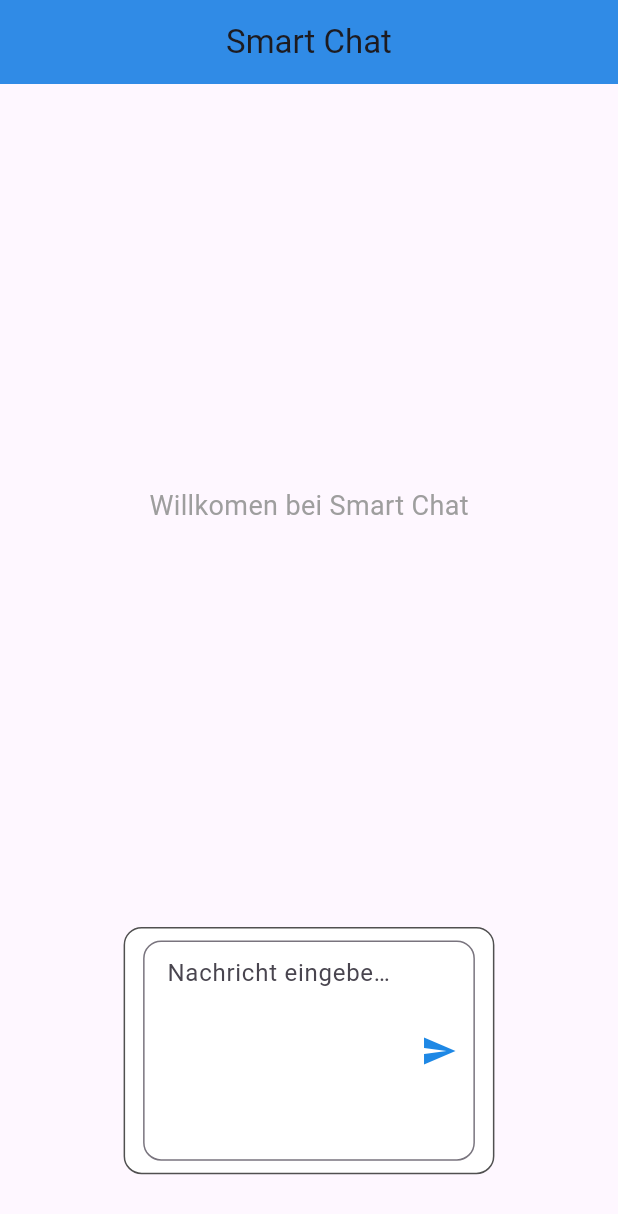
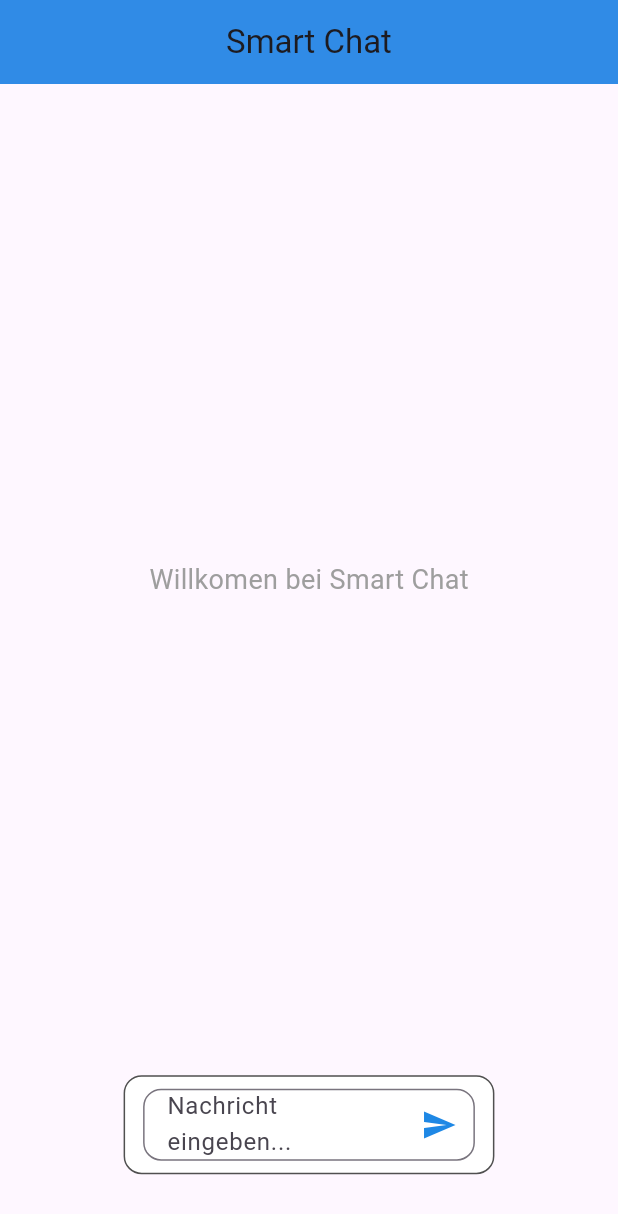
Before and after one commit to ashrafyahya/smart_chat_flutter_fastapi_llm, a Flutter app: the screen it shows after launch, on a phone screen of 412 x 824 dp. Shown: the top 1214 px of the screen. Run offline on Flutter 3.47's test engine with Material 3 defaults, Android fonts, the light colour scheme and no system bars; our stand-ins replace share_plus.

Commit message:
dynamic size for input field

```diff
--- a/smart_chat_frontend/lib/features/chat/presentation/chat_screen.dart
+++ b/smart_chat_frontend/lib/features/chat/presentation/chat_screen.dart
@@ -139,7 +139,6 @@
           ),
           // White field that frames the input field with 10% screen height
           Container(
-            height: MediaQuery.of(context).size.height * 0.20,
             margin: EdgeInsets.only(
               left: MediaQuery.of(context).size.width * 0.2,
               right: MediaQuery.of(context).size.width * 0.2,
@@ -151,10 +150,13 @@
               borderRadius: BorderRadius.circular(12),
             ),
             padding: const EdgeInsets.symmetric(horizontal: 12, vertical: 8),
-            // Changed from Row to a single TextField with a suffixIcon.
+            // Changed TextField to allow dynamic height and removed fixed padding
             child: TextField(
               controller: _controller,
               onSubmitted: (_) => _sendMessage(),
+              minLines: 1,
+              maxLines: null,
+              keyboardType: TextInputType.multiline,
               decoration: InputDecoration(
                 hintText: 'Nachricht eingeben...',
                 border: OutlineInputBorder(
@@ -165,11 +167,7 @@
                   onPressed: _sendMessage,
                   color: Colors.blue[600],
                 ),
-                // Removed static vertical padding to keep flexibility
-                contentPadding: EdgeInsets.symmetric(
-                  horizontal: 12,
-                  vertical: MediaQuery.of(context).size.height * 0.20,
-                ),
+                contentPadding: const EdgeInsets.symmetric(horizontal: 12),
               ),
             ),
           ),
```
